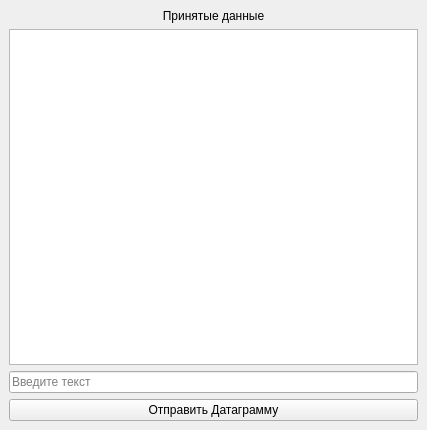
loguncov/QT, file QTPreUDPsocket/mainwindow.ui: the form before one commit.
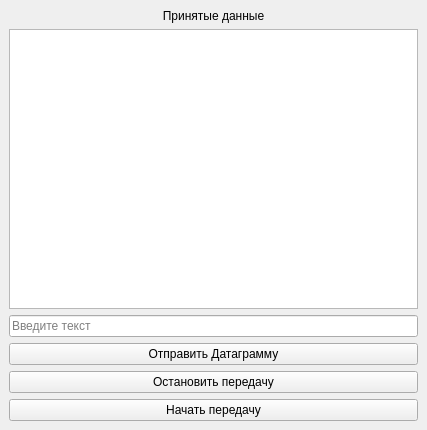
The form after the commit.

```diff
--- a/QTPreUDPsocket/mainwindow.ui
+++ b/QTPreUDPsocket/mainwindow.ui
@@ -42,6 +42,20 @@
       </property>
      </widget>
     </item>
+    <item>
+     <widget class="QPushButton" name="pb_stop">
+      <property name="text">
+       <string>Остановить передачу</string>
+      </property>
+     </widget>
+    </item>
+    <item>
+     <widget class="QPushButton" name="pb_start">
+      <property name="text">
+       <string>Начать передачу</string>
+      </property>
+     </widget>
+    </item>
    </layout>
   </widget>
  </widget>
```
